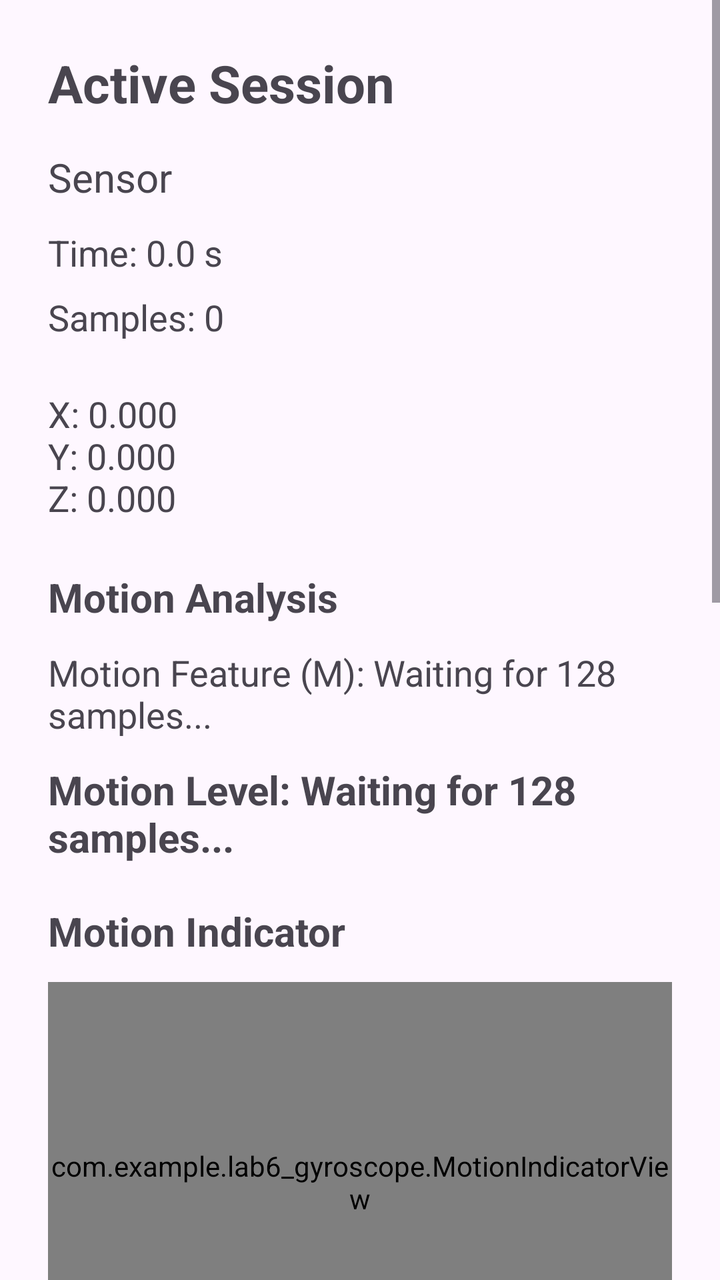
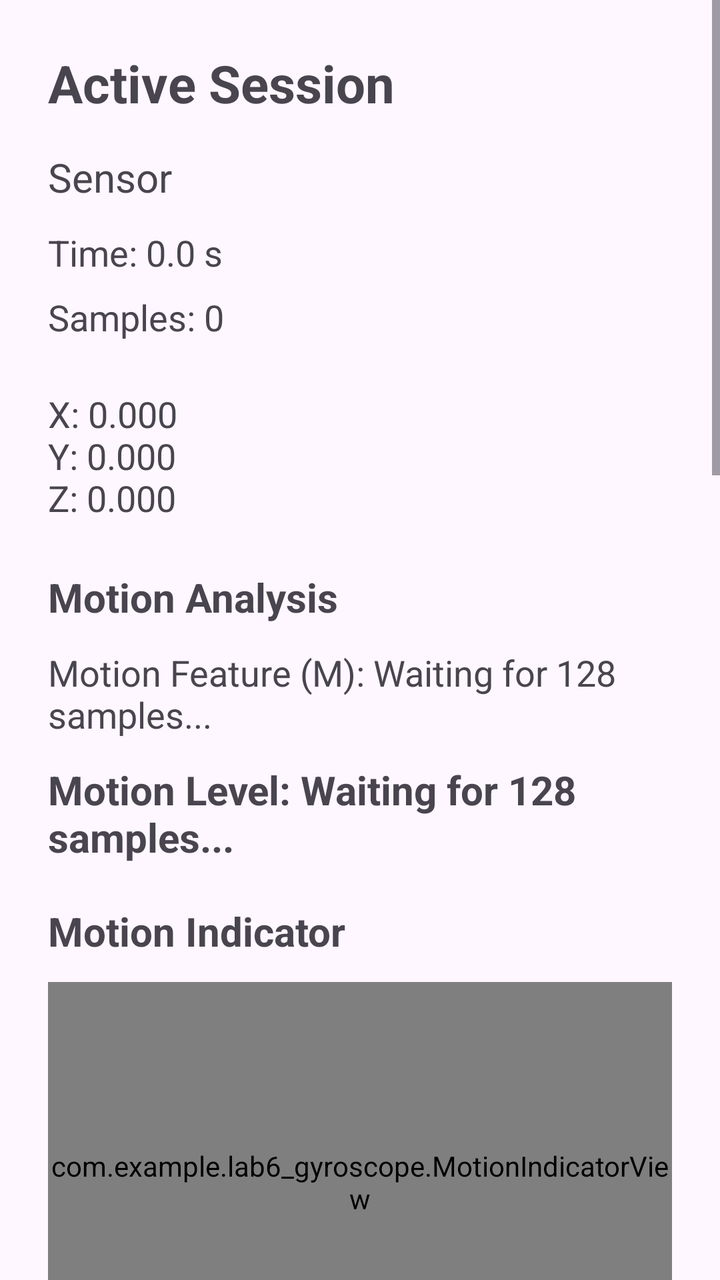

Two renders of the same Android screen: before a commit and after it. Below are the layout's source before the change and the commit's diff.
<!-- AndroidManifest.xml: application theme Theme.Lab6Gyroscope -->
<!-- res/layout/activity_session.xml -->
<?xml version="1.0" encoding="utf-8"?>
<ScrollView xmlns:android="http://schemas.android.com/apk/res/android"
    android:layout_width="match_parent"
    android:layout_height="match_parent">

    <LinearLayout
        android:layout_width="match_parent"
        android:layout_height="wrap_content"
        android:orientation="vertical"
        android:padding="24dp">

        <TextView
            android:layout_width="match_parent"
            android:layout_height="wrap_content"
            android:text="Active Session"
            android:textSize="26sp"
            android:textStyle="bold" />

        <TextView
            android:id="@+id/tvSensorName"
            android:layout_width="match_parent"
            android:layout_height="wrap_content"
            android:text="Sensor"
            android:textSize="20sp"
            android:layout_marginTop="16dp" />

        <TextView
            android:id="@+id/tvElapsedTime"
            android:layout_width="match_parent"
            android:layout_height="wrap_content"
            android:text="Time: 0.0 s"
            android:textSize="18sp"
            android:layout_marginTop="12dp" />

        <TextView
            android:id="@+id/tvSampleCount"
            android:layout_width="match_parent"
            android:layout_height="wrap_content"
            android:text="Samples: 0"
            android:textSize="18sp"
            android:layout_marginTop="8dp" />

        <TextView
            android:id="@+id/tvSensorValues"
            android:layout_width="match_parent"
            android:layout_height="wrap_content"
            android:text="X: 0.000&#10;Y: 0.000&#10;Z: 0.000"
            android:textSize="18sp"
            android:layout_marginTop="24dp" />

        <TextView
            android:layout_width="match_parent"
            android:layout_height="wrap_content"
            android:text="Motion Analysis"
            android:textSize="20sp"
            android:textStyle="bold"
            android:layout_marginTop="24dp" />

        <TextView
            android:id="@+id/tvMotionFeature"
            android:layout_width="match_parent"
            android:layout_height="wrap_content"
            android:text="Motion Feature (M): Waiting for 128 samples..."
            android:textSize="18sp"
            android:layout_marginTop="12dp" />

        <TextView
            android:id="@+id/tvMotionLevel"
            android:layout_width="match_parent"
            android:layout_height="wrap_content"
            android:text="Motion Level: Waiting for 128 samples..."
            android:textSize="20sp"
            android:textStyle="bold"
            android:layout_marginTop="12dp" />

        <TextView
            android:layout_width="match_parent"
            android:layout_height="wrap_content"
            android:text="Motion Indicator"
            android:textSize="20sp"
            android:textStyle="bold"
            android:layout_marginTop="20dp" />

        <com.example.lab6_gyroscope.MotionIndicatorView
            android:id="@+id/motionIndicator"
            android:layout_width="match_parent"
            android:layout_height="200dp"
            android:layout_marginTop="12dp"
            android:background="#F0F0F0" />

        <TextView
            android:layout_width="match_parent"
            android:layout_height="wrap_content"
            android:text="Motion Thresholds"
            android:textSize="20sp"
            android:textStyle="bold"
            android:layout_marginTop="20dp" />

        <EditText
            android:id="@+id/editThreshold1"
            android:layout_width="match_parent"
            android:layout_height="wrap_content"
            android:hint="T1 (LOW / MEDIUM boundary)"
            android:inputType="numberDecimal"
            android:layout_marginTop="8dp" />

        <EditText
            android:id="@+id/editThreshold2"
            android:layout_width="match_parent"
            android:layout_height="wrap_content"
            android:hint="T2 (MEDIUM / HIGH boundary)"
            android:inputType="numberDecimal"
            android:layout_marginTop="8dp" />

        <Button
            android:id="@+id/btnApplyThresholds"
            android:layout_width="match_parent"
            android:layout_height="wrap_content"
            android:text="Apply Thresholds"
            android:layout_marginTop="8dp" />

        <TextView
            android:layout_width="match_parent"
            android:layout_height="wrap_content"
            android:text="Time-Domain Graph"
            android:textSize="20sp"
            android:textStyle="bold"
            android:layout_marginTop="24dp" />

        <com.example.lab6_gyroscope.SensorGraphView
            android:id="@+id/sensorGraph"
            android:layout_width="match_parent"
            android:layout_height="300dp"
            android:layout_marginTop="12dp"
            android:background="#F5F5F5" />

        <Button
            android:id="@+id/btnStopSession"
            android:layout_width="match_parent"
            android:layout_height="wrap_content"
            android:text="Stop Session"
            android:layout_marginTop="32dp" />

    </LinearLayout>
</ScrollView>
<!-- resources referenced by this layout -->
<resources>
  <style name="Theme.Lab6Gyroscope" parent="Base.Theme.Lab6Gyroscope" />
  <style name="Base.Theme.Lab6Gyroscope" parent="Theme.Material3.DayNight.NoActionBar">
          
          
      </style>
</resources>

<!-- the commit's change to res/layout/activity_session.xml (unified diff, before → after) -->
@@ -134,6 +134,21 @@
             android:layout_marginTop="12dp"
             android:background="#F5F5F5" />
 
+        <TextView
+            android:layout_width="match_parent"
+            android:layout_height="wrap_content"
+            android:text="Frequency-Domain Graph (FFT)"
+            android:textSize="20sp"
+            android:textStyle="bold"
+            android:layout_marginTop="24dp" />
+
+        <com.example.lab6_gyroscope.FrequencyGraphView
+            android:id="@+id/frequencyGraph"
+            android:layout_width="match_parent"
+            android:layout_height="300dp"
+            android:layout_marginTop="12dp"
+            android:background="#F5F5F5" />
+
         <Button
             android:id="@+id/btnStopSession"
             android:layout_width="match_parent"
